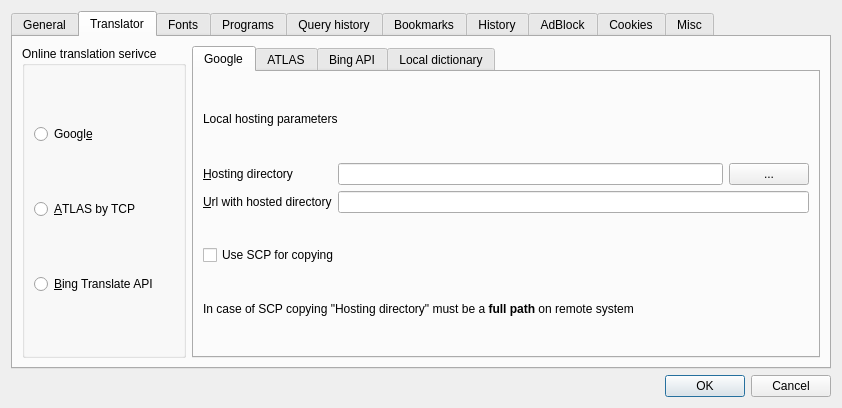
Qt form settingsdlg.ui (kernel1024/jpreader) before a commit.
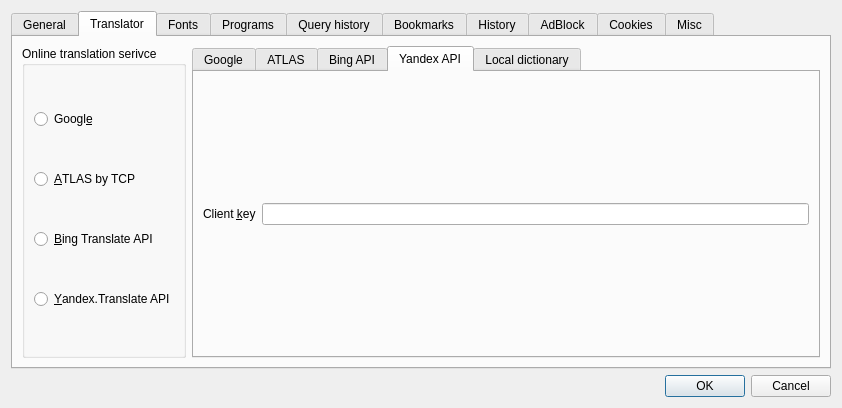
The same form after that commit. The open tabs and pages were chosen to show the change. Custom widgets are drawn as their Qt base class.

Commit message: Yandex.Translate API integration.

Diff of the .ui file:
```diff
--- a/settingsdlg.ui
+++ b/settingsdlg.ui
@@ -235,6 +235,13 @@
             </property>
            </widget>
           </item>
+          <item>
+           <widget class="QRadioButton" name="radioYandexAPI">
+            <property name="text">
+             <string>&amp;Yandex.Translate API</string>
+            </property>
+           </widget>
+          </item>
          </layout>
         </widget>
        </item>
@@ -533,6 +540,56 @@
            </item>
           </layout>
          </widget>
+         <widget class="QWidget" name="tab_14">
+          <attribute name="title">
+           <string>Yandex API</string>
+          </attribute>
+          <layout class="QVBoxLayout" name="verticalLayout_15">
+           <item>
+            <spacer name="verticalSpacer_15">
+             <property name="orientation">
+              <enum>Qt::Vertical</enum>
+             </property>
+             <property name="sizeHint" stdset="0">
+              <size>
+               <width>20</width>
+               <height>109</height>
+              </size>
+             </property>
+            </spacer>
+           </item>
+           <item>
+            <layout class="QHBoxLayout" name="horizontalLayout_24">
+             <item>
+              <widget class="QLabel" name="label_28">
+               <property name="text">
+                <string>Client &amp;key</string>
+               </property>
+               <property name="buddy">
+                <cstring>editYandexKey</cstring>
+               </property>
+              </widget>
+             </item>
+             <item>
+              <widget class="QLineEdit" name="editYandexKey"/>
+             </item>
+            </layout>
+           </item>
+           <item>
+            <spacer name="verticalSpacer_16">
+             <property name="orientation">
+              <enum>Qt::Vertical</enum>
+             </property>
+             <property name="sizeHint" stdset="0">
+              <size>
+               <width>20</width>
+               <height>109</height>
+              </size>
+             </property>
+            </spacer>
+           </item>
+          </layout>
+         </widget>
          <widget class="QWidget" name="tab_12">
           <attribute name="title">
            <string>Local dictionary</string>
```
Left out of the diff: 4 changed lines with no effect on the pictures. The commit also changes 10 other files.
